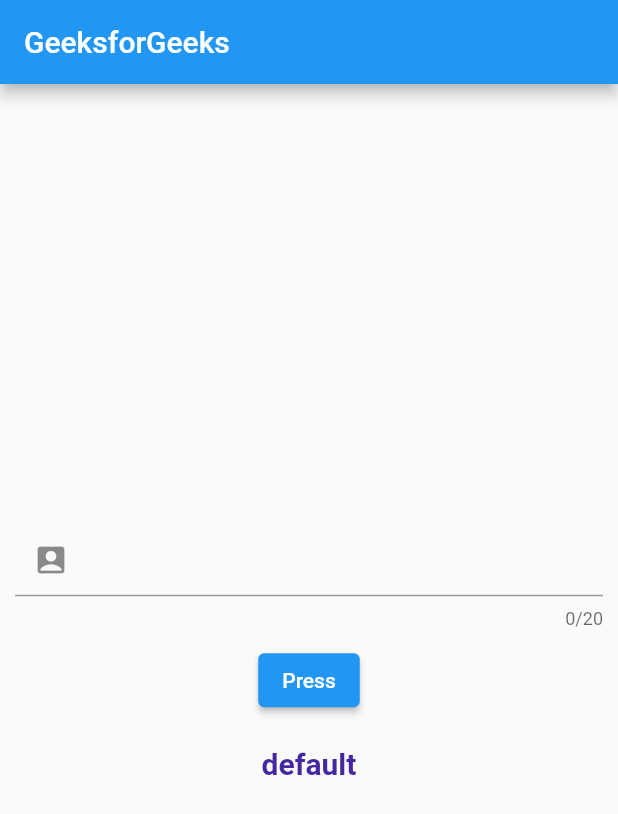
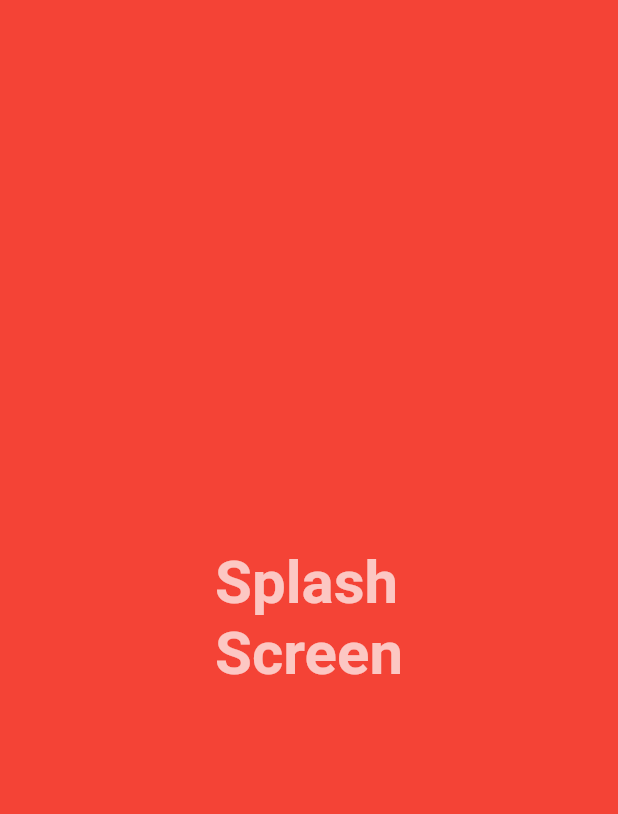
Before and after one commit to shubhamprajapati241/flutter_git, a Flutter app: the screen it shows after launch, on a phone screen of 412 x 824 dp. Shown: the top 814 px of the screen. Run offline on Flutter 3.47's test engine with Material 2 defaults, Android fonts, the phone set to English and light mode, and no system bars; Roboto replaces fonts that are missing (Cursive).

Commit message:
Splash screen

```diff
--- a/lib/main.dart
+++ b/lib/main.dart
@@ -1,83 +1,69 @@
+import 'dart:async';
+
 import "package:flutter/material.dart";
 
 void main() {
   runApp(MyApp());
 }
 
-class MyApp extends StatefulWidget {
+class MyApp extends StatelessWidget {
   @override
-  _MyAppState createState() => _MyAppState();
+  Widget build(BuildContext context) {
+    return MaterialApp(
+      debugShowCheckedModeBanner: false,
+      theme: ThemeData(
+        primarySwatch: Colors.red,
+      ),
+      title: "Material App",
+      home: HomePage(),
+    );
+  }
 }
 
-class _MyAppState extends State<MyApp> {
-  String myvar;
-  String displaytext = "default";
+class HomePage extends StatefulWidget {
+  @override
+  _HomePageState createState() => _HomePageState();
+}
 
-  void showText() {
-    setState(() {
-      displaytext = myvar;
-    });
+class _HomePageState extends State<HomePage> {
+  @override
+  void initState() {
+    super.initState();
+
+    void finished() {
+      debugPrint("Finished ....");
+    }
+
+    debugPrint("Stated the splash screen");
+    Timer(Duration(seconds: 5), finished);
   }
 
   @override
   Widget build(BuildContext context) {
-    return MaterialApp(
-      home: Scaffold(
-        appBar: AppBar(
-          title: Text('GeeksforGeeks'),
-        ),
+    return Scaffold(
+        backgroundColor: Colors.red,
         body: Column(
           mainAxisAlignment: MainAxisAlignment.center,
           children: <Widget>[
-            Padding(
-              padding: const EdgeInsets.all(10.0),
-              child: TextField(
-                onChanged: (text) {
-                  myvar = text;
-                },
-                // decoration: InputDecoration(
-                //     fillColor: Colors.black,
-                //     border: OutlineInputBorder(),
-                //     labelText: "Username",
-                //     hintText: "Please enter your username",
-                //     helperText: "e.g : Shubham ",
-                //     helperStyle: TextStyle(
-                //       color: Colors.red[500],
-                //       fontWeight: FontWeight.bold,
-                //       fontSize: 15.0,
-                //     )),
-                // decoration: InputDecoration.collapsed(hintText: "Username"),
-
-                decoration: InputDecoration(
-                  prefixIcon: Icon(Icons.account_box),
+            Row(
+              mainAxisAlignment: MainAxisAlignment.center,
+              children: <Widget>[
+                // CircularProgressIndicator(
+                //   strokeWidth: 10.0,
+                //   backgroundColor: Colors.white,
+                // )
+                Text(
+                  "Splash\nScreen",
+                  style: TextStyle(
+                    fontSize: 40.0,
+                    fontWeight: FontWeight.bold,
+                    color: Colors.white70,
+                    fontFamily: "Cursive",
+                  ),
                 ),
-                autocorrect: true,
-                maxLength: 20,
-                style: TextStyle(
-                  // backgroundColor: Colors.blue,
-                  color: Colors.red,
-                  fontSize: 20.0,
-                ),
-              ),
-            ),
-            ElevatedButton(
-              onPressed: showText,
-              child: Text("Press"),
-            ),
-            Padding(
-              padding: const EdgeInsets.all(20.0),
-              child: Text(
-                "$displaytext",
-                style: TextStyle(
-                  fontSize: 20.0,
-                  fontWeight: FontWeight.bold,
-                  color: Colors.deepPurple[800],
-                ),
-              ),
-            ),
+              ],
+            )
           ],
-        ),
-      ),
-    );
+        ));
   }
 }
```
